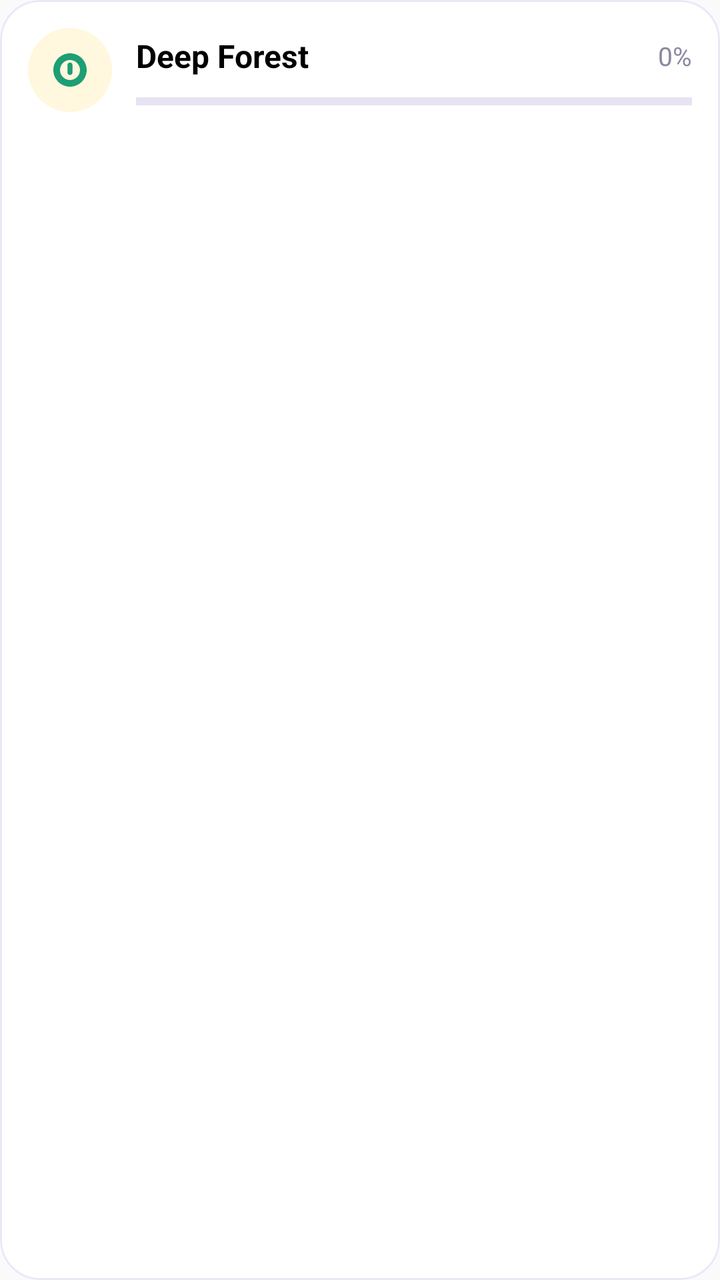
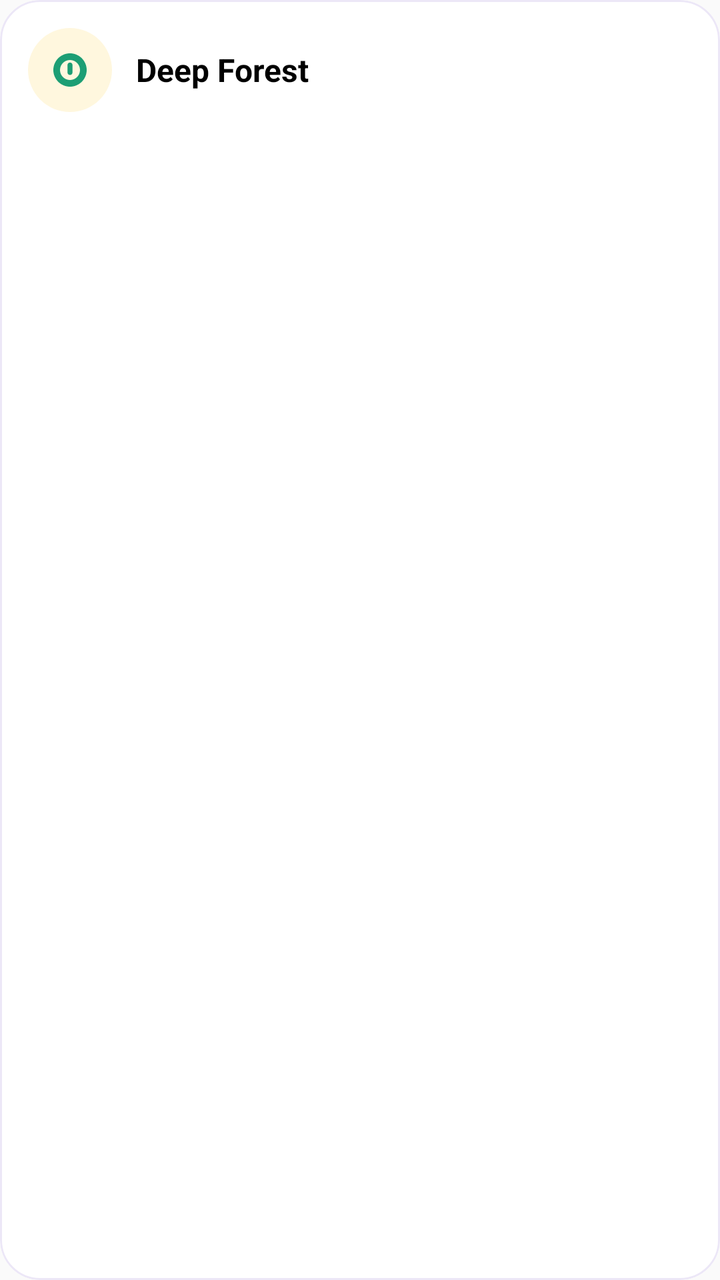

The first picture is an Android layout as it rendered before a commit; the second is the same layout after the commit. The layout source and the unified diff follow.
<!-- AndroidManifest.xml: application theme Theme.FlexMusicPlayer -->
<!-- res/layout/include_sleep_track_forest.xml -->
<?xml version="1.0" encoding="utf-8"?>
<com.google.android.material.card.MaterialCardView xmlns:android="http://schemas.android.com/apk/res/android"
    xmlns:app="http://schemas.android.com/apk/res-auto"
    android:id="@+id/track_forest_card"
    android:layout_width="match_parent"
    android:layout_height="wrap_content"
    android:layout_marginTop="10dp"
    app:cardBackgroundColor="@color/card_background_light"
    app:cardCornerRadius="20dp"
    app:cardElevation="0dp"
    app:strokeColor="#ECE7F7"
    app:strokeWidth="1dp">

    <LinearLayout
        android:layout_width="match_parent"
        android:layout_height="wrap_content"
        android:gravity="center_vertical"
        android:orientation="horizontal"
        android:padding="14dp">

        <FrameLayout
            android:layout_width="42dp"
            android:layout_height="42dp"
            android:background="@drawable/bg_quick_badge_local">

            <ImageView
                android:layout_width="20dp"
                android:layout_height="20dp"
                android:layout_gravity="center"
                android:src="@drawable/ic_local"
                app:tint="#1D9E74" />
        </FrameLayout>

        <LinearLayout
            android:layout_width="0dp"
            android:layout_height="wrap_content"
            android:layout_marginStart="12dp"
            android:layout_weight="1"
            android:orientation="vertical">

            <LinearLayout
                android:layout_width="match_parent"
                android:layout_height="wrap_content"
                android:gravity="center_vertical"
                android:orientation="horizontal">

                <TextView
                    android:layout_width="0dp"
                    android:layout_height="wrap_content"
                    android:layout_weight="1"
                    android:text="@string/sleep_track_forest"
                    android:textColor="?attr/colorOnBackground"
                    android:textSize="16sp"
                    android:textStyle="bold" />

                <TextView
                    android:id="@+id/track_forest_value"
                    android:layout_width="wrap_content"
                    android:layout_height="wrap_content"
                    android:text="0%"
                    android:textColor="#8B88A1"
                    android:textSize="13sp" />
            </LinearLayout>

            <com.google.android.material.progressindicator.LinearProgressIndicator
                android:id="@+id/track_forest_progress"
                android:layout_width="match_parent"
                android:layout_height="wrap_content"
                android:layout_marginTop="10dp"
                android:max="100"
                android:progress="0"
                app:indicatorColor="@color/primary_500"
                app:trackColor="#E7E3F4"
                app:trackThickness="4dp" />
        </LinearLayout>
    </LinearLayout>

</com.google.android.material.card.MaterialCardView>
<!-- resources referenced by this layout -->
<resources>
  <color name="card_background_light">#FFFFFF</color>
  <color name="primary_500">#3F51B5</color>
  <!-- drawable bg_quick_badge_local (drawable) -->
  <shape xmlns:android="http://schemas.android.com/apk/res/android" android:shape="oval">
      <solid android:color="#FFF7DE" />
  </shape>
  <!-- drawable ic_local (drawable) -->
  <vector xmlns:android="http://schemas.android.com/apk/res/android"
      android:width="24dp"
      android:height="24dp"
      android:viewportWidth="24"
      android:viewportHeight="24">
      <path
          android:fillColor="@android:color/white"
          android:pathData="M12,2C6.48,2 2,6.48 2,12s4.48,10 10,10 10,-4.48 10,-10S17.52,2 12,2zM12,18c-3.31,0 -6,-2.69 -6,-6s2.69,-6 6,-6 6,2.69 6,6 -2.69,6 -6,6zM12,7.5c-0.83,0 -1.5,0.67 -1.5,1.5v4.5c0,0.83 0.67,1.5 1.5,1.5s1.5,-0.67 1.5,-1.5V9c0,-0.83 -0.67,-1.5 -1.5,-1.5z"/>
  </vector>
  <string name="sleep_track_forest">Deep Forest</string>
  <style name="Theme.FlexMusicPlayer" parent="Theme.MaterialComponents.DayNight.NoActionBar">
          
          <item name="colorPrimary">@color/primary_500</item>
          <item name="colorPrimaryVariant">@color/primary_700</item>
          <item name="colorOnPrimary">@color/white</item>
          
          <item name="colorSecondary">@color/secondary_500</item>
          <item name="colorSecondaryVariant">@color/secondary_700</item>
          <item name="colorOnSecondary">@color/white</item>
          
          <item name="android:windowBackground">@color/background_light</item>
          <item name="android:colorBackground">@color/background_light</item>
          
          <item name="android:statusBarColor">@color/primary_700</item>
          
          <item name="android:textColorPrimary">@color/text_primary_light</item>
          <item name="android:textColorSecondary">@color/text_secondary_light</item>
          
          <item name="materialCardViewStyle">@style/Widget.FlexMusicPlayer.CardView</item>
          <item name="bottomNavigationStyle">@style/Widget.FlexMusicPlayer.BottomNavigation</item>
          <item name="toolbarStyle">@style/Widget.FlexMusicPlayer.Toolbar</item>
          
      </style>
  <color name="primary_700">#303F9F</color>
  <color name="white">#FFFFFFFF</color>
  <color name="secondary_500">#E91E63</color>
  <color name="secondary_700">#C2185B</color>
  <color name="background_light">#FAFAFA</color>
  <color name="text_primary_light">#212121</color>
  <color name="text_secondary_light">#757575</color>
  <style name="Widget.FlexMusicPlayer.CardView" parent="Widget.MaterialComponents.CardView">
          <item name="cardBackgroundColor">@color/card_background_light</item>
          <item name="cardElevation">2dp</item>
          <item name="cardCornerRadius">8dp</item>
      </style>
  <style name="Widget.FlexMusicPlayer.BottomNavigation" parent="Widget.MaterialComponents.BottomNavigationView">
          <item name="itemIconTint">@color/bottom_nav_color</item>
          <item name="itemTextColor">@color/bottom_nav_color</item>
          <item name="itemIconSize">24dp</item>
          <item name="itemBackground">@null</item>
          <item name="elevation">8dp</item>
      </style>
  <style name="Widget.FlexMusicPlayer.Toolbar" parent="Widget.MaterialComponents.Toolbar">
          <item name="titleTextColor">?attr/colorOnPrimary</item>
          <item name="subtitleTextColor">?attr/colorOnPrimary</item>
          <item name="android:background">?attr/colorPrimary</item>
          <item name="elevation">4dp</item>
      </style>
</resources>

<!-- the commit's change to res/layout/include_sleep_track_forest.xml (unified diff, before → after) -->
@@ -38,40 +38,13 @@
             android:layout_weight="1"
             android:orientation="vertical">
 
-            <LinearLayout
+            <TextView
                 android:layout_width="match_parent"
                 android:layout_height="wrap_content"
-                android:gravity="center_vertical"
-                android:orientation="horizontal">
-
-                <TextView
-                    android:layout_width="0dp"
-                    android:layout_height="wrap_content"
-                    android:layout_weight="1"
-                    android:text="@string/sleep_track_forest"
-                    android:textColor="?attr/colorOnBackground"
-                    android:textSize="16sp"
-                    android:textStyle="bold" />
-
-                <TextView
-                    android:id="@+id/track_forest_value"
-                    android:layout_width="wrap_content"
-                    android:layout_height="wrap_content"
-                    android:text="0%"
-                    android:textColor="#8B88A1"
-                    android:textSize="13sp" />
-            </LinearLayout>
-
-            <com.google.android.material.progressindicator.LinearProgressIndicator
-                android:id="@+id/track_forest_progress"
-                android:layout_width="match_parent"
-                android:layout_height="wrap_content"
-                android:layout_marginTop="10dp"
-                android:max="100"
-                android:progress="0"
-                app:indicatorColor="@color/primary_500"
-                app:trackColor="#E7E3F4"
-                app:trackThickness="4dp" />
+                android:text="@string/sleep_track_forest"
+                android:textColor="?attr/colorOnBackground"
+                android:textSize="16sp"
+                android:textStyle="bold" />
         </LinearLayout>
     </LinearLayout>
 
